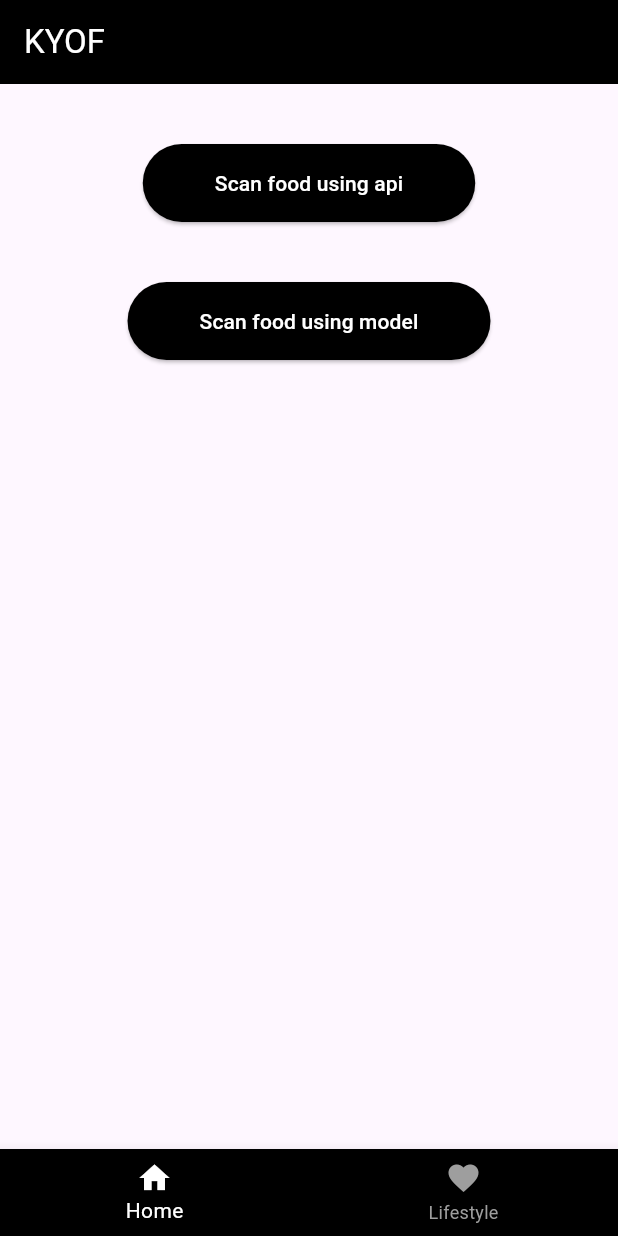
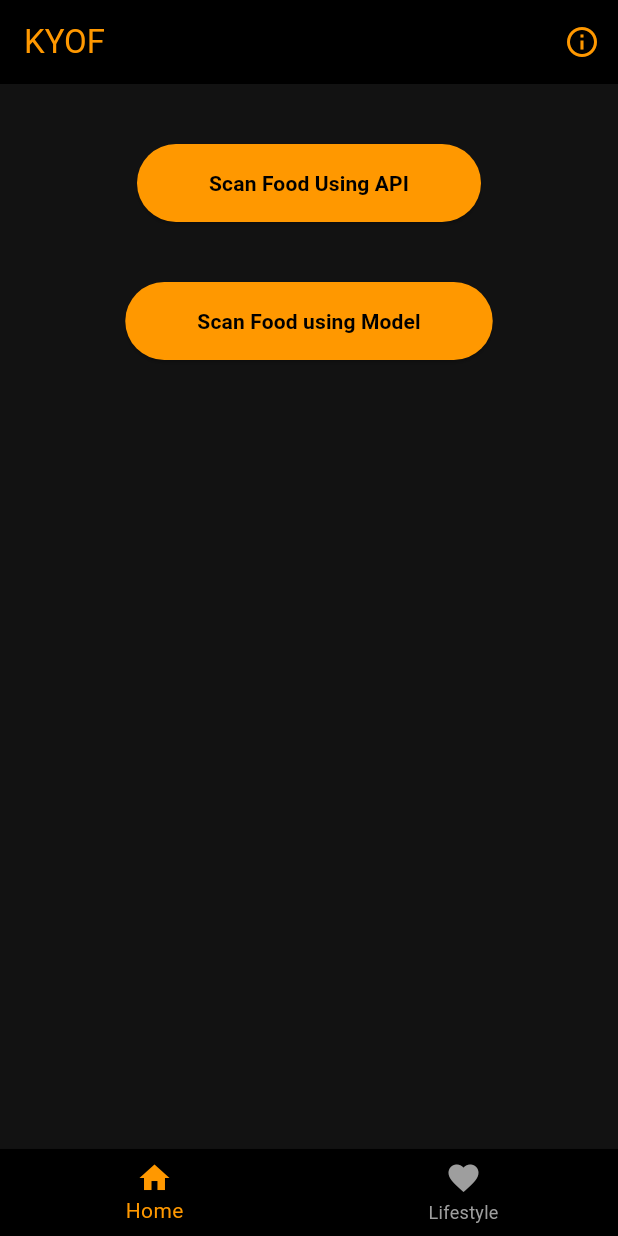
Before and after one commit to amansingh4847/know_your_own_food, a Flutter app: the screen it shows after launch, on a phone screen of 412 x 824 dp. Run offline on Flutter 3.47's test engine with Material 3 defaults, Android fonts, the phone set to English and light mode, and no system bars; our stand-ins replace image_picker; missing offline and left inert: tflite_flutter.

Commit message:
did some more ui changes

```diff
--- a/lib/home_page.dart
+++ b/lib/home_page.dart
@@ -8,10 +8,38 @@ class HomePage extends StatelessWidget {
   @override
   Widget build(BuildContext context) {
     return Scaffold(
+      backgroundColor: Color(0xFF121212),
       appBar: AppBar(
         title: Text("KYOF"),
         backgroundColor: Colors.black,
-        foregroundColor: Colors.white,
+        foregroundColor: Colors.orange,
+        actions: [
+    IconButton(
+      icon: Icon(Icons.info_outline),
+      onPressed: () {
+        showDialog(
+          context: context,
+          builder: (context) {
+            return AlertDialog(
+              title: Text("About KYOF", style: TextStyle(color: Colors.orange),),
+              backgroundColor: Color(0xFF121212),
+
+              content: Text(
+                "This app detects food and shows nutritional values, There are 2 main aproaches.\n\n1. API handels all functions\n2. Our Custom ML Model Handels all Function\n\nFor Feedback and Queries\nContact: amansingh484748@gmail.com",
+                style: TextStyle(color: Colors.white),
+              ),
+              actions: [
+                TextButton(
+                  onPressed: () => Navigator.pop(context),
+                  child: Text("OK"),
+                ),
+              ],
+            );
+          },
+        );
+      },
+    ),
+  ],
         ),
 
         body: Center(
@@ -23,10 +51,10 @@ class HomePage extends StatelessWidget {
                 Navigator.push(context, MaterialPageRoute(builder: (context)=> ScanPage()));
               },
                 style: ElevatedButton.styleFrom(
-                  backgroundColor: Colors.black,
+                  backgroundColor: Colors.orange,
                   padding: EdgeInsets.symmetric(horizontal: 48, vertical: 16),
                 ),
-                child: Text("Scan food using api", style: TextStyle(color: Colors.white),),
+                child: Text("Scan Food Using API", style: TextStyle(color: Colors.black, fontWeight: FontWeight.bold),),
                 ),
 
                 const SizedBox(height: 40,),
@@ -35,10 +63,10 @@ class HomePage extends StatelessWidget {
                 Navigator.push(context, MaterialPageRoute(builder: (context)=> ModelScanPage()));
               },
                 style: ElevatedButton.styleFrom(
-                  backgroundColor: Colors.black,
+                  backgroundColor: Colors.orange,
                   padding: EdgeInsets.symmetric(horizontal: 48, vertical: 16),
                 ),
-                child: Text("Scan food using model", style: TextStyle(color: Colors.white),),
+                child: Text("Scan Food using Model", style: TextStyle(color: Colors.black, fontWeight: FontWeight.bold),),
                 ),
             ],
           ),
--- a/lib/lifestyle_page.dart
+++ b/lib/lifestyle_page.dart
@@ -6,12 +6,13 @@ class LifestylePage extends StatelessWidget {
   @override
   Widget build(BuildContext context) {
     return Scaffold(
+      backgroundColor: Color(0xFF121212),
       appBar: AppBar(
-        title: Text("Lifestyle"),
+        title: Text("Lifestyle",style: TextStyle(color: Colors.orange),),
         backgroundColor: Colors.black,
       ),
       body: Center(
-        child: Text("Lifestyle Page (Login later)"),
+        child: Text("Lifestyle Page (Login later)", style: TextStyle(color: Colors.orange),),
       ),
     );
   }
--- a/lib/main_screen.dart
+++ b/lib/main_screen.dart
@@ -27,13 +27,14 @@ class _MainScreenState extends State<MainScreen> {
   @override
   Widget build(BuildContext context) {
     return Scaffold(
+      backgroundColor: Color(0xFF121212),
       body: _pages[_selectedIndex],
 
       bottomNavigationBar: BottomNavigationBar(
         currentIndex: _selectedIndex,
         onTap: _onItemTapped,
         backgroundColor: Colors.black,
-        selectedItemColor: Colors.white,
+        selectedItemColor: Colors.orange,
         unselectedItemColor: Colors.grey,
 
         items: const [
--- a/lib/model_scan_page.dart
+++ b/lib/model_scan_page.dart
@@ -227,9 +227,9 @@ class _ModelScanPageState extends State<ModelScanPage> {
 
                 ElevatedButton(
                   onPressed: runModel,
-                  style: ElevatedButton.styleFrom(backgroundColor: Colors.black),
+                  style: ElevatedButton.styleFrom(backgroundColor: Colors.orange),
                   child: const Text("Model Scan",
-                      style: TextStyle(color: Colors.white)),
+                      style: TextStyle(color: Colors.black)),
                 ),
 
                 const SizedBox(height: 20),
```
Also changed, not shown: lib/scan_page.dart (+6 -3 lines).
